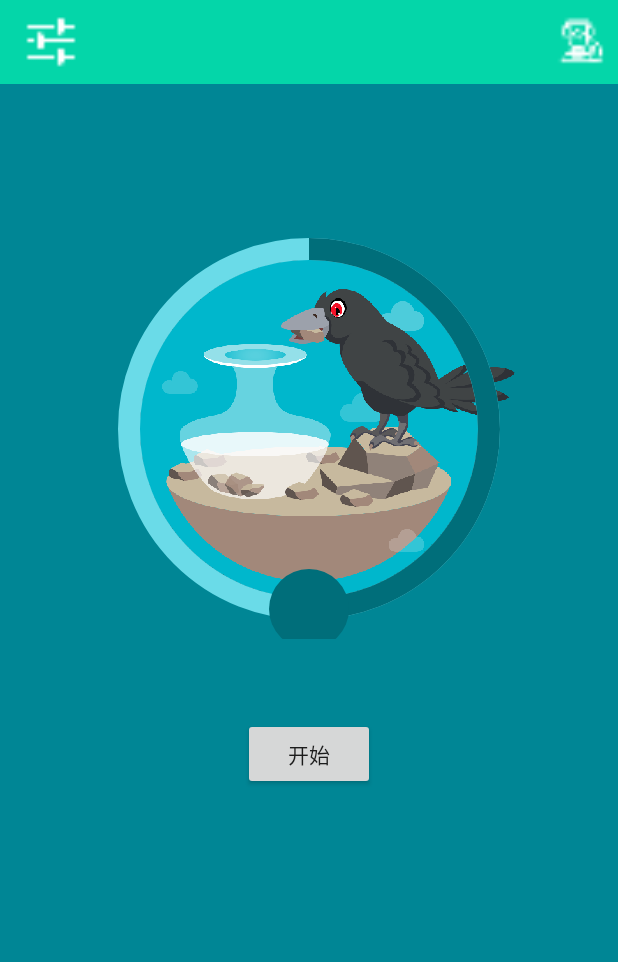
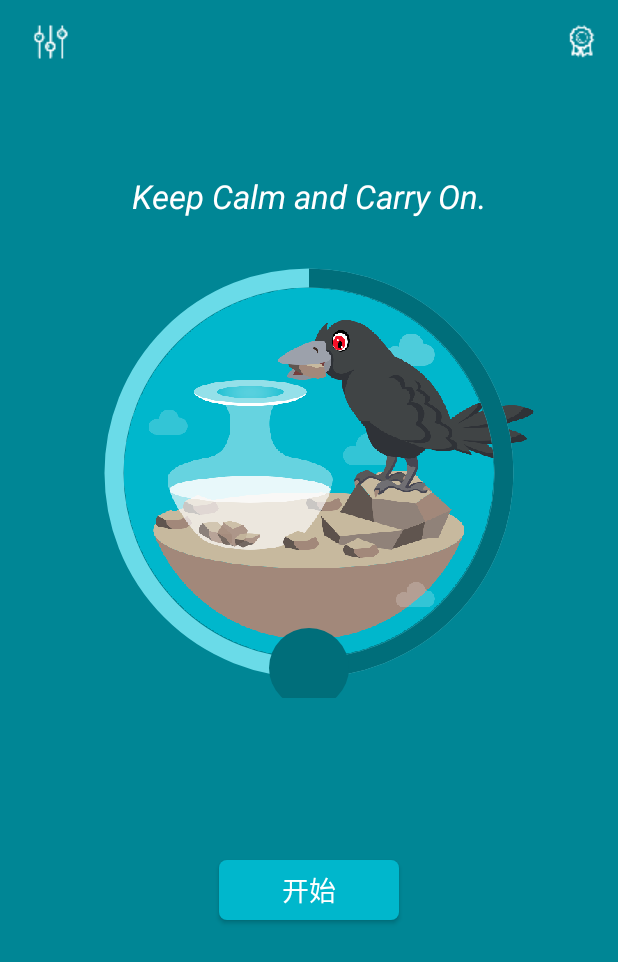
Before and after one commit to coderkisoo/forest, an Android app: the fragment MainFragment placed in its activity, on a phone screen of 412 x 824 dp. Shown: the top 962 px of the screen. Run offline under Robolectric (Android 15) with nearby library versions, the phone set to English and light mode, and no system bars; libraries missing offline, so code that uses them is left out: com.jude.beam, com.orhanobut.logger; 6 statements that could not run were skipped.

Commit message:
乌鸦喝水图片 done

```diff
--- a/app/src/main/java/cn/kisoo/forest/presenter/MainFragmentPresenter.kt
+++ b/app/src/main/java/cn/kisoo/forest/presenter/MainFragmentPresenter.kt
@@ -28,6 +28,8 @@ class MainFragmentPresenter : BeamBasePresenter<IMainFragmentView>() {
         val minutes = getDirection(mProgress)
         Logger.d("开始计时$minutes 分钟")
         intent.putExtra(TimeDownActivity.TIME_MINUTES,minutes)
+        intent.putExtra(TimeDownActivity.PIC_TYPE,view.currentPic(mProgress))
+        intent.putExtra(TimeDownActivity.PROGRESS,mProgress)
         startActivity(intent)
     }
 
--- a/app/src/main/java/cn/kisoo/forest/ui/fragment/MainFragment.kt
+++ b/app/src/main/java/cn/kisoo/forest/ui/fragment/MainFragment.kt
@@ -11,13 +11,14 @@ import android.widget.TextView
 import cn.kisoo.forest.R
 import cn.kisoo.forest.presenter.MainFragmentPresenter
 import cn.kisoo.forest.ui.activity.TimeDownActivity
+import cn.kisoo.forest.ui.iview.IMainFragmentView
 import cn.kisoo.forest.view.CircleWidget
 import com.jude.beam.bijection.BeamFragment
 import com.jude.beam.bijection.RequiresPresenter
 import com.orhanobut.logger.Logger
 
 @RequiresPresenter(MainFragmentPresenter::class)
-class MainFragment : BeamFragment<MainFragmentPresenter>(), CircleWidget.ProgressListener, View.OnClickListener {
+class MainFragment : BeamFragment<MainFragmentPresenter>(), CircleWidget.ProgressListener, View.OnClickListener, IMainFragmentView {
 
 
     var mRootView: View? = null
--- a/app/src/main/java/cn/kisoo/forest/ui/iview/IMainFragmentView.kt
+++ b/app/src/main/java/cn/kisoo/forest/ui/iview/IMainFragmentView.kt
@@ -1,5 +1,5 @@
 package cn.kisoo.forest.ui.iview
 
-class IMainFragmentView{
-
+interface IMainFragmentView {
+    fun currentPic(progress: Int): Int
 }
--- a/app/src/main/java/cn/kisoo/forest/view/CircleWidget.kt
+++ b/app/src/main/java/cn/kisoo/forest/view/CircleWidget.kt
@@ -26,6 +26,7 @@ public class CircleWidget(context: Context, attrs: AttributeSet?, defStyleAttr:
     var mTopColor = Color.BLUE//顶部颜色
     var mMin_top_color = Color.YELLOW//顶部颜色
     var mMinProgress = 13//顶部颜色
+    var touchable = true
     var mProgress = 50//进度
     var mRingRadii = 100//圆环半径 -> 暂时未使用
     var mPic_padding = 10//圆环半径 -> 暂时未使用
@@ -36,6 +37,8 @@ public class CircleWidget(context: Context, attrs: AttributeSet?, defStyleAttr:
     var mHeight = 0
 
     var mProgressListener: ProgressListener? = null
+
+    var mCurrentPic = R.mipmap.pic_center_13_percent
 
     var mCurrentXY = Pair(0.0, 0.0)
 
@@ -53,6 +56,8 @@ public class CircleWidget(context: Context, attrs: AttributeSet?, defStyleAttr:
             mBottomColor = ta.getColor(R.styleable.CircleWidget_bottom_color, mBottomColor)
             mMin_top_color = ta.getColor(R.styleable.CircleWidget_min_top_color, mMin_top_color)
             mMinProgress = ta.getInteger(R.styleable.CircleWidget_min_progress, mMinProgress)
+            touchable = ta.getBoolean(R.styleable.CircleWidget_touchable, true)
+
         } finally {
             ta.recycle()
         }
@@ -174,18 +179,37 @@ public class CircleWidget(context: Context, attrs: AttributeSet?, defStyleAttr:
     }
 
     private fun drawCenterPicture(canvas: Canvas) {
-        mProgressListener?.let {
-            val bitmap = resources.getDrawable(it.currentPic(mProgress)).toBitmap()
-            val srcRectF = Rect(0,0, bitmap.width, bitmap.height)
-            val distRectF =  Rect(mPic_padding, mPic_padding, canvas.width-mPic_padding, canvas.height-mPic_padding)
-            canvas.drawBitmap(bitmap,srcRectF,distRectF,mPicPaint)
+        if (mProgressListener != null) {
+            val bitmap = resources.getDrawable(mProgressListener!!.currentPic(mProgress)).toBitmap()
+            val srcRectF = Rect(0, 0, bitmap.width, bitmap.height)
+            val distRectF = Rect(mPic_padding, mPic_padding, canvas.width - mPic_padding, canvas.height - mPic_padding)
+            canvas.drawBitmap(bitmap, srcRectF, distRectF, mPicPaint)
+        } else {
+            val bitmap = resources.getDrawable(mCurrentPic).toBitmap()
+            val srcRectF = Rect(0, 0, bitmap.width, bitmap.height)
+            val distRectF = Rect(mPic_padding, mPic_padding, canvas.width - mPic_padding, canvas.height - mPic_padding)
+            canvas.drawBitmap(bitmap, srcRectF, distRectF, mPicPaint)
         }
     }
 
 
     var mHandleTouchEvent = false
 
+    fun setProgress(progress: Int) {
+        this.mProgress = progress
+        postInvalidate()
+    }
+
+    fun setCurPicture(picture: Int) {
+        this.mCurrentPic = picture
+        postInvalidate()
+    }
+
     override fun onTouchEvent(event: MotionEvent): Boolean {
+        if (!touchable) {
+            return false
+        }
+
         when (event.action) {
             MotionEvent.ACTION_DOWN -> {
                 //先判断点击区域处于圆点范围
@@ -232,7 +256,7 @@ public class CircleWidget(context: Context, attrs: AttributeSet?, defStyleAttr:
 
     public interface ProgressListener {
         fun onProgress(progress: Int)
-        fun currentPic(progress: Int):Int
+        fun currentPic(progress: Int): Int
     }
 
     public fun setProgressListener(listener: ProgressListener) {
--- /dev/null
+++ b/app/src/main/res/drawable/round_button.xml
@@ -0,0 +1,6 @@
+<?xml version="1.0" encoding="utf-8"?>
+<shape xmlns:android="http://schemas.android.com/apk/res/android"
+    android:shape="rectangle">
+    <solid android:color="#00B7CC" />
+    <corners android:radius="5dp" />
+</shape>
--- a/app/src/main/res/layout/activity_main.xml
+++ b/app/src/main/res/layout/activity_main.xml
@@ -5,7 +5,7 @@
     android:id="@+id/activity_main"
     android:layout_width="match_parent"
     android:layout_height="match_parent"
-    android:background="#04d6a9">
+    android:background="#008695">
 
     <android.support.v4.widget.DrawerLayout
         android:id="@+id/dl_container"
@@ -26,6 +26,7 @@
                     android:id="@+id/iv_option"
                     android:layout_width="36dp"
                     android:layout_height="36dp"
+                    android:padding="6dp"
                     android:src="@mipmap/option" />
 
                 <ImageView
@@ -34,6 +35,7 @@
                     android:layout_height="36dp"
                     android:layout_gravity="right"
                     android:layout_marginRight="6dp"
+                    android:padding="6dp"
                     android:src="@mipmap/award" />
             </android.support.v7.widget.Toolbar>
 
@@ -49,8 +51,10 @@
             android:layout_width="wrap_content"
             android:layout_height="match_parent"
             android:layout_gravity="start"
-            android:background="@android:color/white"
+            android:background="@color/base_background"
             android:checkableBehavior="single"
+            app:itemTextColor="@color/text_color"
+            app:itemIconTint="@color/text_color"
             app:menu="@menu/navigation_menu" />
         <!--app:headerLayout="@layout/drawer_header"-->
 
--- a/app/src/main/res/layout/fragment_main.xml
+++ b/app/src/main/res/layout/fragment_main.xml
@@ -1,42 +1,56 @@
 <?xml version="1.0" encoding="utf-8"?>
-<RelativeLayout xmlns:android="http://schemas.android.com/apk/res/android"
+<LinearLayout xmlns:android="http://schemas.android.com/apk/res/android"
     xmlns:app="http://schemas.android.com/apk/res-auto"
     xmlns:tools="http://schemas.android.com/tools"
     android:id="@+id/activity_main"
     android:layout_width="match_parent"
     android:layout_height="match_parent"
-    android:background="#008695">
+    android:orientation="vertical"
+    android:gravity="center_horizontal"
+    android:background="@color/base_background">
+
+    <TextView
+        android:layout_width="wrap_content"
+        android:layout_height="wrap_content"
+        android:layout_centerHorizontal="true"
+        android:layout_marginTop="60dp"
+        android:textColor="#ffffff"
+        android:textSize="22sp"
+        android:textStyle="italic"
+        android:text="@string/motto_calm"
+        tools:text="120 分钟" />
 
     <cn.kisoo.forest.view.CircleWidget
         android:id="@+id/cw_widget"
-        android:layout_width="280dp"
-        android:layout_height="280dp"
+        android:layout_width="300dp"
+        android:layout_height="300dp"
         android:layout_centerHorizontal="true"
-        android:layout_marginTop="90dp"
+        android:layout_marginTop="20dp"
         app:bottom_color="#6ADBE8"
         app:min_top_color="#FF939C"
-        app:ring_radii="120dp"
-        app:ring_width="15dp"
-        app:pic_padding="3dp"
+        app:pic_padding="0dp"
+        app:ring_radii="130dp"
+        app:ring_width="13dp"
         app:top_color="#006E7A" />
 
     <TextView
         android:id="@+id/tv_direction"
         android:layout_width="wrap_content"
         android:layout_height="wrap_content"
-        android:layout_below="@+id/cw_widget"
-        android:layout_centerHorizontal="true"
-        android:layout_marginTop="12dp"
-        android:textSize="25sp"
+        android:layout_marginTop="20dp"
+        android:textColor="#ffffff"
+        android:textSize="28sp"
+        android:textStyle="bold"
         tools:text="120 分钟" />
 
     <Button
         android:id="@+id/btn_start"
-        android:layout_width="wrap_content"
-        android:layout_height="wrap_content"
-        android:layout_below="@+id/tv_direction"
-        android:layout_centerHorizontal="true"
-        android:layout_marginTop="6dp"
-        android:text="开始" />
+        android:layout_width="120dp"
+        android:layout_height="40dp"
+        android:layout_marginTop="50dp"
+        android:background="@drawable/round_button"
+        android:text="@string/begin"
+        android:textColor="#FFFFFF"
+        android:textSize="18sp" />
 
-</RelativeLayout>
+</LinearLayout>
--- a/app/src/main/res/menu/navigation_menu.xml
+++ b/app/src/main/res/menu/navigation_menu.xml
@@ -5,12 +5,13 @@
     <item
         android:id="@+id/menu_main"
         android:checkable="true"
-        android:icon="@mipmap/ic_launcher"
+        android:icon="@mipmap/page_main"
         android:title="@string/main_page" />
 
     <item
         android:id="@+id/menu_setting"
         android:checkable="false"
+        android:icon="@mipmap/settings"
         android:title="@string/setting" />
 
 
--- a/app/src/main/res/values/colors.xml
+++ b/app/src/main/res/values/colors.xml
@@ -4,4 +4,6 @@
     <color name="colorPrimaryDark">#303F9F</color>
     <color name="colorAccent">#FF4081</color>
     <color name="circle_color_bottom">#94c56b</color>
+    <color name="base_background">#008695</color>
+    <color name="text_color">#ffffff</color>
 </resources>
--- a/app/src/main/res/values/strings.xml
+++ b/app/src/main/res/values/strings.xml
@@ -5,4 +5,7 @@
     <string name="minute">分钟</string>
     <string name="cancel">取消</string>
     <string name="accessibility_service_description">这个辅助功能是为了检测屏幕变化，不会收集不必要的数据</string>
+    <string name="begin">开始</string>
+    <string name="motto_calm">Keep Calm and Carry On.</string>
+    <string name="cancel">取消</string>
 </resources>
--- a/app/src/main/res/values/styles.xml
+++ b/app/src/main/res/values/styles.xml
@@ -14,6 +14,7 @@
         <attr name="bottom_color" format="color"/>
         <attr name="top_color" format="color"/>
         <attr name="min_progress" format="integer"/>
+        <attr name="touchable" format="boolean"/>
         <attr name="min_top_color" format="color"/>
     </declare-styleable>
 
```
Also changed, not shown: app/src/main/java/cn/kisoo/forest/ui/activity/TimeDownActivity.kt (+10 -0 lines), app/src/main/res/layout/activity_time_down.xml (+28 -16 lines), app/src/main/res/mipmap-xxhdpi/award.png, app/src/main/res/mipmap-xxhdpi/option.png, app/src/main/res/mipmap-xxhdpi/page_main.png (added), app/src/main/res/mipmap-xxhdpi/settings.png (added).
